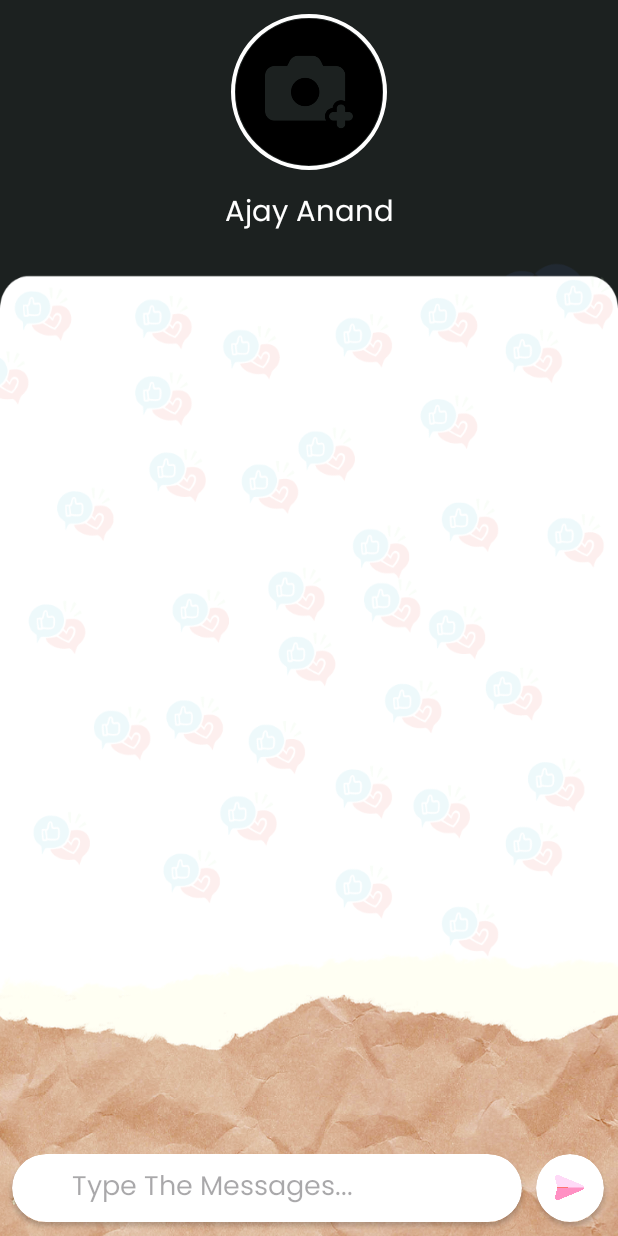
After one commit to coderajayanand/chatapplication, an Android app: the layout activity_chat_win.xml on its own in the app's theme, with its tools: preview values and no code run, on a phone screen of 412 x 824 dp. The commit adds this screen. Run offline under Robolectric (Android 15) with nearby library versions, the phone set to English and light mode, and no system bars.

Commit message:
designed chat window, success

```diff
--- a/app/src/main/AndroidManifest.xml
+++ b/app/src/main/AndroidManifest.xml
@@ -12,6 +12,9 @@
         android:supportsRtl="true"
         android:theme="@style/Theme.AS_Chats"
         tools:targetApi="31">
+        <activity
+            android:name=".chatWin"
+            android:exported="false" />
         <activity
             android:name=".registration"
             android:exported="false" />
--- a/app/src/main/java/com/example/as_chats/UserAdapter.java
+++ b/app/src/main/java/com/example/as_chats/UserAdapter.java
@@ -1,6 +1,7 @@
 package com.example.as_chats;
 
 import android.content.Context;
+import android.content.Intent;
 import android.view.LayoutInflater;
 import android.view.View;
 import android.view.ViewGroup;
@@ -37,6 +38,17 @@ public class UserAdapter extends RecyclerView.Adapter<UserAdapter.viewholder> {
         holder.username.setText(users.userName);
         holder.userstatus.setText(users.status);
         Picasso.get().load(users.profilePic).into(holder.signUpProfilePic);
+
+        holder.itemView.setOnClickListener(new View.OnClickListener() {
+            @Override
+            public void onClick(View v) {
+                Intent intent = new Intent(mainActivity, chatWin.class);
+                intent.putExtra("nameee", users.getUserName());
+                intent.putExtra("receiverimg", users.getProfilePic());
+                intent.putExtra("uid", users.getUserId());
+                mainActivity.startActivity(intent);
+            }
+        });
     }
 
     @Override
--- /dev/null
+++ b/app/src/main/java/com/example/as_chats/chatWin.java
@@ -0,0 +1,33 @@
+package com.example.as_chats;
+
+import androidx.appcompat.app.AppCompatActivity;
+
+import android.os.Bundle;
+import android.widget.TextView;
+
+import com.squareup.picasso.Picasso;
+
+import de.hdodenhof.circleimageview.CircleImageView;
+
+public class chatWin extends AppCompatActivity {
+
+    String receiverimg, receiveruid, receivername, senderuid;
+    CircleImageView profile;
+    TextView receiverNName;
+
+    @Override
+    protected void onCreate(Bundle savedInstanceState) {
+        super.onCreate(savedInstanceState);
+        setContentView(R.layout.activity_chat_win);
+
+        receivername = getIntent().getStringExtra("nameee");
+        receiverimg = getIntent().getStringExtra("receiverimg");
+        receiveruid = getIntent().getStringExtra("uid");
+
+        profile = findViewById(R.id.profileimgg);
+        receiverNName = findViewById(R.id.recivername);
+
+        Picasso.get().load(receiverimg).into(profile);
+        receiverNName.setText(""+receivername);
+    }
+}
--- /dev/null
+++ b/app/src/main/res/layout/activity_chat_win.xml
@@ -0,0 +1,106 @@
+<?xml version="1.0" encoding="utf-8"?>
+<RelativeLayout xmlns:android="http://schemas.android.com/apk/res/android"
+    xmlns:app="http://schemas.android.com/apk/res-auto"
+    xmlns:tools="http://schemas.android.com/tools"
+    android:layout_width="match_parent"
+    android:layout_height="match_parent"
+    android:background="@drawable/chatback"
+    tools:context=".chatWin">
+    <LinearLayout
+        android:layout_width="match_parent"
+        android:layout_height="wrap_content"
+        android:orientation="vertical"
+        android:id="@+id/ll1"
+        android:gravity="center">
+
+        <de.hdodenhof.circleimageview.CircleImageView
+            android:id="@+id/profileimgg"
+            android:layout_width="@dimen/_80sdp"
+            android:layout_height="@dimen/_80sdp"
+            android:src="@drawable/photocamera"
+            app:civ_border_color="@color/white"
+            android:layout_marginTop="@dimen/_7sdp"
+            app:civ_border_width="@dimen/_2sdp"
+            app:layout_constraintBottom_toBottomOf="parent"
+            app:layout_constraintEnd_toEndOf="parent"
+            app:layout_constraintStart_toStartOf="parent"
+            app:layout_constraintTop_toTopOf="parent"
+            app:layout_constraintVertical_bias="0.226" />
+
+        <TextView
+            android:id="@+id/recivername"
+            android:layout_width="match_parent"
+            android:layout_height="wrap_content"
+            android:text="Ajay Anand"
+            android:gravity="center"
+            android:textColor="@color/white"
+            android:fontFamily="@font/poppins_regular"
+            android:textSize="@dimen/_15sdp"
+            android:layout_margin="@dimen/_10sdp"/>
+    </LinearLayout>
+
+    <androidx.recyclerview.widget.RecyclerView
+        android:id="@+id/msgadpter"
+        android:layout_width="match_parent"
+        android:layout_height="502dp"
+        android:layout_above="@id/ll2"
+        android:layout_below="@+id/ll1"
+        android:layout_marginTop="7dp"
+        android:layout_marginBottom="-7dp"
+        android:padding="@dimen/_10sdp" />
+
+    <LinearLayout
+        android:id="@+id/ll2"
+        android:layout_width="match_parent"
+        android:layout_height="@dimen/_45sdp"
+        android:layout_alignParentBottom="true"
+        android:layout_marginStart="@dimen/_2sdp"
+        android:layout_marginTop="@dimen/_2sdp"
+        android:layout_marginEnd="@dimen/_2sdp"
+        android:layout_marginBottom="@dimen/_2sdp"
+        android:orientation="horizontal">
+
+        <androidx.cardview.widget.CardView
+            android:layout_width="match_parent"
+            android:layout_height="@dimen/_35sdp"
+            android:layout_marginStart="@dimen/_4sdp"
+            android:layout_marginTop="@dimen/_5sdp"
+            android:layout_marginEnd="@dimen/_7sdp"
+            android:layout_weight="1"
+            app:cardBackgroundColor="@color/white"
+            app:cardCornerRadius="@dimen/_25sdp">
+
+            <EditText
+                android:id="@+id/textmsg"
+                android:layout_width="338dp"
+                android:layout_height="75dp"
+                android:layout_gravity="center"
+                android:layout_marginLeft="@dimen/_20sdp"
+                android:background="@null"
+                android:fontFamily="@font/poppins_regular"
+                android:hint="Type The Messages..."
+                android:paddingStart="13.00dp" />
+
+        </androidx.cardview.widget.CardView>
+
+        <androidx.cardview.widget.CardView
+            android:id="@+id/sendbtnn"
+            android:layout_width="@dimen/_35sdp"
+            android:layout_height="@dimen/_35sdp"
+            android:layout_marginTop="@dimen/_5sdp"
+            android:layout_marginEnd="@dimen/_5sdp"
+            app:cardBackgroundColor="@color/white"
+            app:cardCornerRadius="@dimen/_25sdp">
+
+            <ImageView
+                android:layout_width="@dimen/_15sdp"
+                android:layout_height="@dimen/_15sdp"
+                android:layout_gravity="center"
+                android:background="@drawable/sendbut" />
+
+        </androidx.cardview.widget.CardView>
+
+
+    </LinearLayout>
+
+</RelativeLayout>
```
